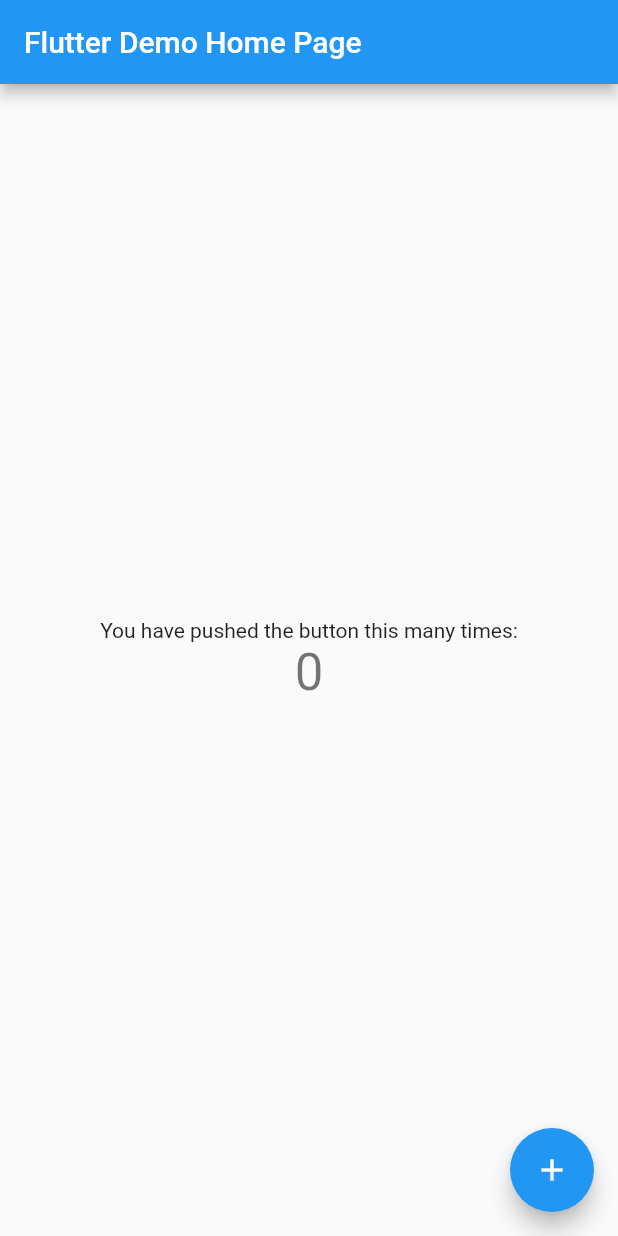
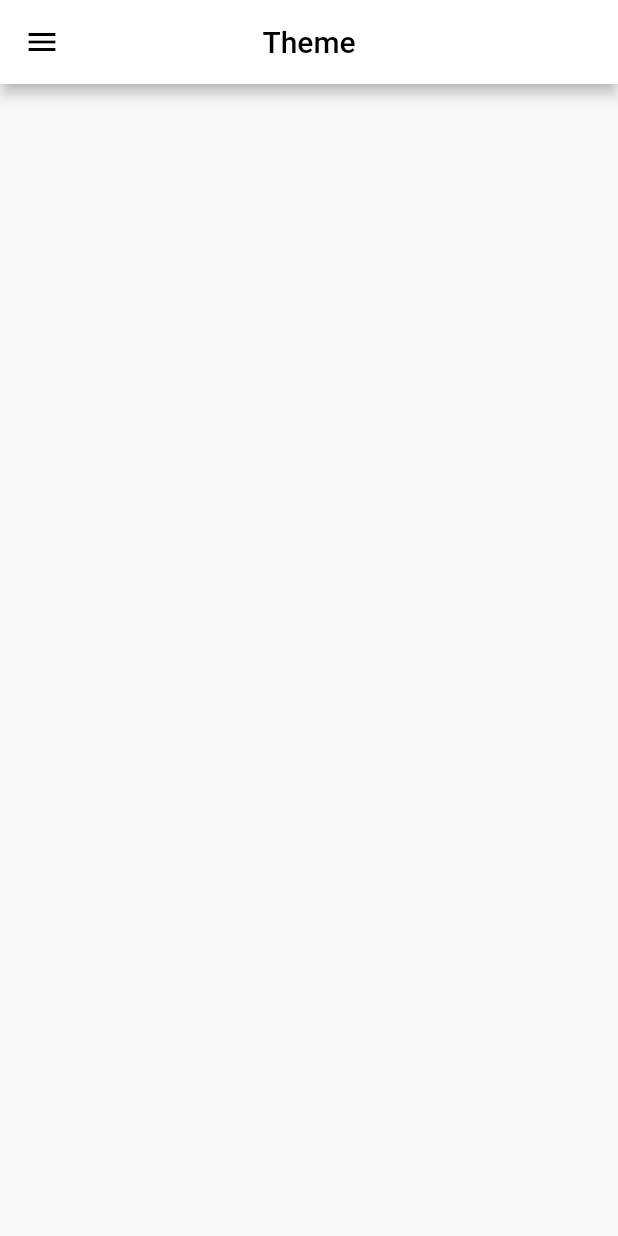
Before and after one commit to TusharSSurve/Flutter-Useful-Widgets-And-Plugins, a Flutter app: the screen it shows after launch, on a phone screen of 412 x 824 dp. Run offline on Flutter 3.47's test engine with Material 2 defaults, Android fonts, the phone set to English and light mode, and no system bars; our stand-ins replace flutter_speed_dial.

Commit message:
updated main

```diff
--- a/light_dark_theme/lib/main.dart
+++ b/light_dark_theme/lib/main.dart
@@ -5,109 +5,30 @@
 }
 
 class MyApp extends StatelessWidget {
-  // This widget is the root of your application.
   @override
   Widget build(BuildContext context) {
     return MaterialApp(
-      title: 'Flutter Demo',
-      theme: ThemeData(
-        // This is the theme of your application.
-        //
-        // Try running your application with "flutter run". You'll see the
-        // application has a blue toolbar. Then, without quitting the app, try
-        // changing the primarySwatch below to Colors.green and then invoke
-        // "hot reload" (press "r" in the console where you ran "flutter run",
-        // or simply save your changes to "hot reload" in a Flutter IDE).
-        // Notice that the counter didn't reset back to zero; the application
-        // is not restarted.
-        primarySwatch: Colors.blue,
-      ),
-      home: MyHomePage(title: 'Flutter Demo Home Page'),
+      title: 'Light Dark Theme',
+      home: LightDark(),
+      debugShowCheckedModeBanner: false,
     );
   }
 }
 
-class MyHomePage extends StatefulWidget {
-  MyHomePage({Key key, this.title}) : super(key: key);
-
-  // This widget is the home page of your application. It is stateful, meaning
-  // that it has a State object (defined below) that contains fields that affect
-  // how it looks.
-
-  // This class is the configuration for the state. It holds the values (in this
-  // case the title) provided by the parent (in this case the App widget) and
-  // used by the build method of the State. Fields in a Widget subclass are
-  // always marked "final".
-
-  final String title;
-
-  @override
-  _MyHomePageState createState() => _MyHomePageState();
-}
-
-class _MyHomePageState extends State<MyHomePage> {
-  int _counter = 0;
-
-  void _incrementCounter() {
-    setState(() {
-      // This call to setState tells the Flutter framework that something has
-      // changed in this State, which causes it to rerun the build method below
-      // so that the display can reflect the updated values. If we changed
-      // _counter without calling setState(), then the build method would not be
-      // called again, and so nothing would appear to happen.
-      _counter++;
-    });
-  }
-
+class LightDark extends StatelessWidget {
   @override
   Widget build(BuildContext context) {
-    // This method is rerun every time setState is called, for instance as done
-    // by the _incrementCounter method above.
-    //
-    // The Flutter framework has been optimized to make rerunning build methods
-    // fast, so that you can just rebuild anything that needs updating rather
-    // than having to individually change instances of widgets.
     return Scaffold(
       appBar: AppBar(
-        // Here we take the value from the MyHomePage object that was created by
-        // the App.build method, and use it to set our appbar title.
-        title: Text(widget.title),
+        centerTitle: true,
+        title: Text(
+          'Theme',
+          style: TextStyle(color: Colors.black),
+        ),
+        backgroundColor: Colors.white,
+        iconTheme: IconThemeData(color: Colors.black),
       ),
-      body: Center(
-        // Center is a layout widget. It takes a single child and positions it
-        // in the middle of the parent.
-        child: Column(
-          // Column is also a layout widget. It takes a list of children and
-          // arranges them vertically. By default, it sizes itself to fit its
-          // children horizontally, and tries to be as tall as its parent.
-          //
-          // Invoke "debug painting" (press "p" in the console, choose the
-          // "Toggle Debug Paint" action from the Flutter Inspector in Android
-          // Studio, or the "Toggle Debug Paint" command in Visual Studio Code)
-          // to see the wireframe for each widget.
-          //
-          // Column has various properties to control how it sizes itself and
-          // how it positions its children. Here we use mainAxisAlignment to
-          // center the children vertically; the main axis here is the vertical
-          // axis because Columns are vertical (the cross axis would be
-          // horizontal).
-          mainAxisAlignment: MainAxisAlignment.center,
-          children: <Widget>[
-            Text(
-              'You have pushed the button this many times:',
-            ),
-            Text(
-              '$_counter',
-              style: Theme.of(context).textTheme.headline4,
-            ),
-          ],
-        ),
-      ),
-      floatingActionButton: FloatingActionButton(
-        onPressed: _incrementCounter,
-        tooltip: 'Increment',
-        child: Icon(Icons.add),
-      ), // This trailing comma makes auto-formatting nicer for build methods.
+      drawer: Drawer(),
     );
   }
 }
```
